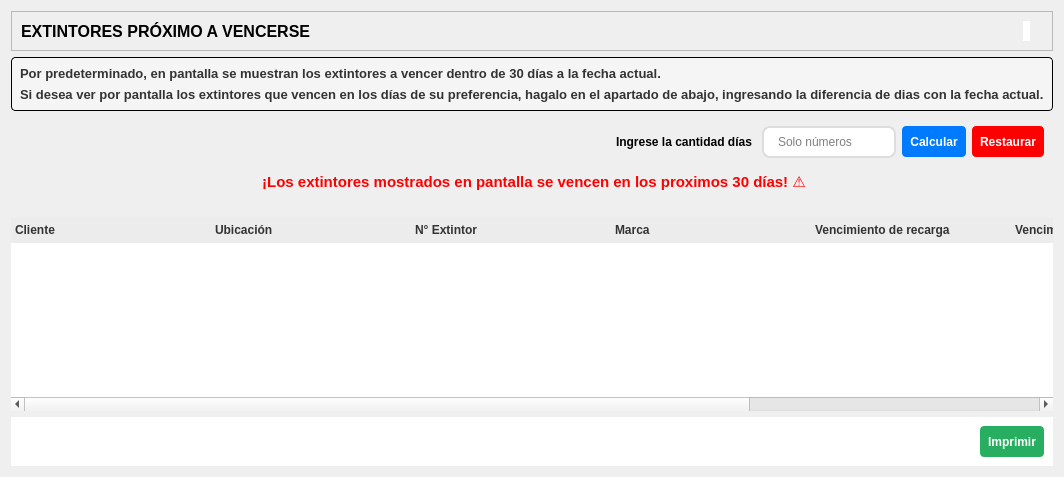
First picture: the form in resources/ui/vencimientos_tab.ui, repository Julian2455/beatmat, before the edit.
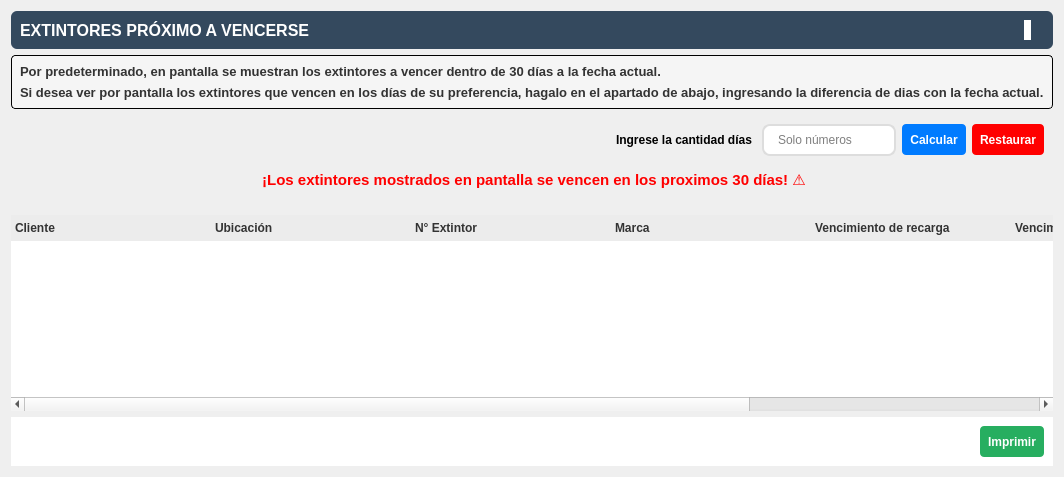
Second picture: the form after the edit. Icons and pictures are not drawn.

```diff
--- a/resources/ui/vencimientos_tab.ui
+++ b/resources/ui/vencimientos_tab.ui
@@ -14,7 +14,10 @@
    <string>Form</string>
   </property>
   <property name="styleSheet">
-   <string notr="true">/* Fondo general */
+   <string notr="true">QFrame {
+    border-radius: 6px;
+}
+/* Fondo general */
 QMainWindow {
     background-color: #f9f9f9;
     font-family: &quot;Poppins&quot;, &quot;Segoe UI&quot;, sans-serif;
@@ -110,7 +113,7 @@
    <item>
     <widget class="QFrame" name="frame_2">
      <property name="styleSheet">
-      <string notr="true"/>
+      <string notr="true">background:#34495E;</string>
      </property>
      <property name="frameShape">
       <enum>QFrame::StyledPanel</enum>
@@ -127,6 +130,9 @@
           <bold>true</bold>
          </font>
         </property>
+        <property name="styleSheet">
+         <string notr="true">color: rgb(255, 255, 255);</string>
+        </property>
         <property name="text">
          <string>EXTINTORES PRÓXIMO A VENCERSE </string>
         </property>
@@ -171,6 +177,9 @@
       </item>
       <item>
        <widget class="QLabel" name="dateEdit">
+        <property name="styleSheet">
+         <string notr="true">color: rgb(255, 255, 255);</string>
+        </property>
         <property name="text">
          <string/>
         </property>
```
